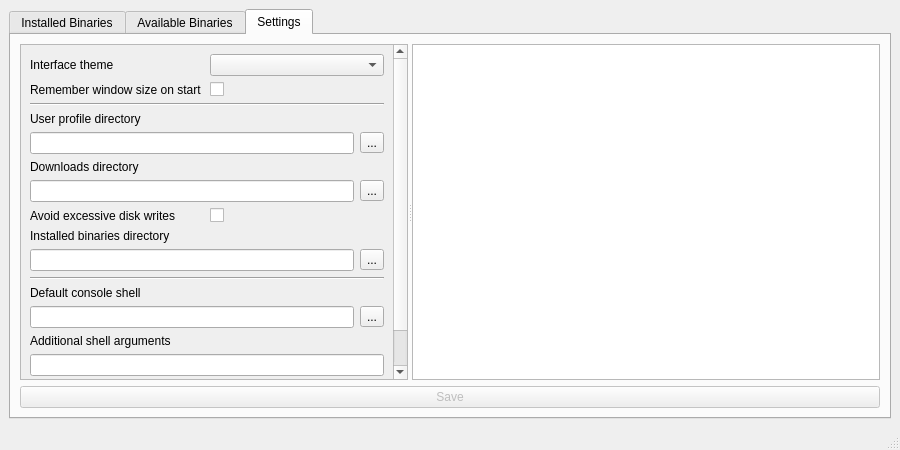
Above: jvtgui/interface.ui from spikespaz-archives/archive-bundles before the change. Below: the same form after it.
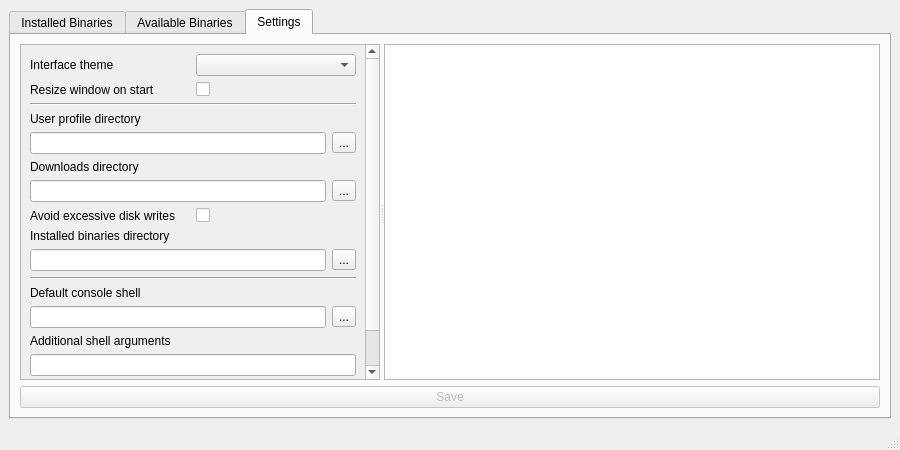
That is the form after the change.

Commit message: Rename 'remember_window_size' in UI

```diff
--- a/jvtgui/interface.ui
+++ b/jvtgui/interface.ui
@@ -517,7 +517,7 @@
                <item>
                 <widget class="QLabel" name="label_6">
                  <property name="text">
-                  <string>Remember window size on start</string>
+                  <string>Resize window on start</string>
                  </property>
                 </widget>
                </item>
```
The commit also changes 1 other file.
